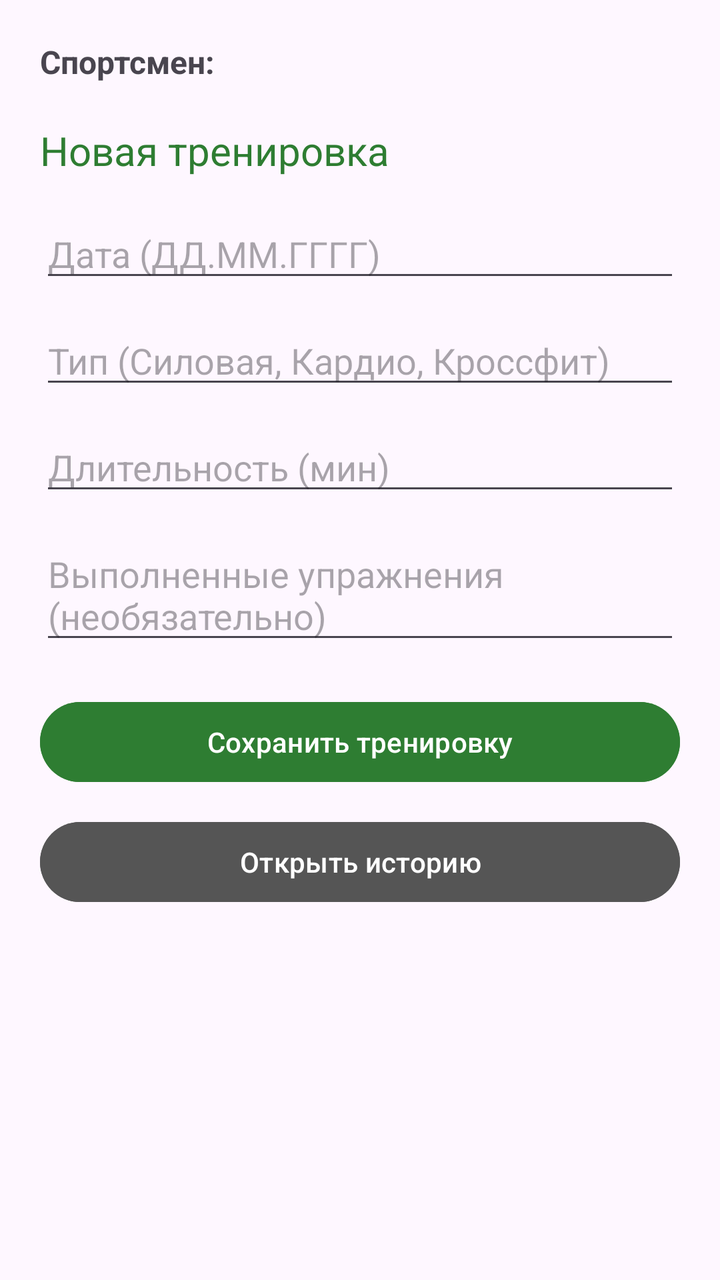
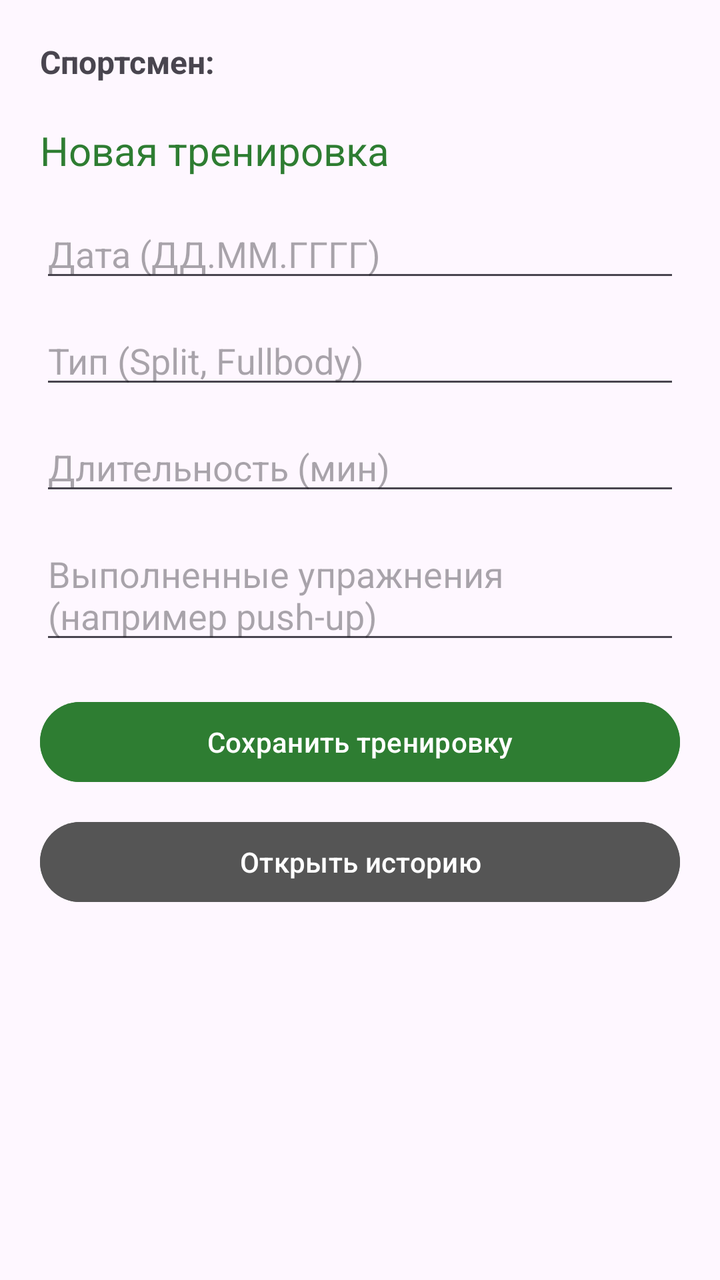

Screens rendered from an Android XML layout before and after an edit, with the pre-edit source and the edit as a unified diff.
<!-- AndroidManifest.xml: application theme Theme.MyApplication -->
<!-- res/layout/fragment_workoutform.xml -->
<?xml version="1.0" encoding="utf-8"?>
<LinearLayout xmlns:android="http://schemas.android.com/apk/res/android"
    android:layout_width="match_parent"
    android:layout_height="match_parent"
    android:orientation="vertical"
    android:padding="20dp">
    <TextView
        android:id="@+id/tvWelcome"
        android:layout_width="wrap_content"
        android:layout_height="wrap_content"
        android:text="Спортсмен: "
        android:textSize="16sp"
        android:textStyle="bold"
        android:layout_marginBottom="20dp"/>

    <TextView
        android:layout_width="wrap_content"
        android:layout_height="wrap_content"
        android:text="Новая тренировка"
        android:textSize="20sp"
        android:textColor="#2E7D32"
        android:layout_marginBottom="16dp"/>

    <EditText
        android:id="@+id/etDate"
        android:layout_width="match_parent"
        android:layout_height="wrap_content"
        android:hint="Дата (ДД.ММ.ГГГГ)"
        android:layout_marginBottom="12dp"/>

    <EditText
        android:id="@+id/etType"
        android:layout_width="match_parent"
        android:layout_height="wrap_content"
        android:hint="Тип (Силовая, Кардио, Кроссфит)"
        android:layout_marginBottom="12dp"/>

    <EditText
        android:id="@+id/etDuration"
        android:layout_width="match_parent"
        android:layout_height="wrap_content"
        android:hint="Длительность (мин)"
        android:inputType="number"
        android:layout_marginBottom="12dp"/>

    <EditText
        android:id="@+id/etDescription"
        android:layout_width="match_parent"
        android:layout_height="wrap_content"
        android:hint="Выполненные упражнения (необязательно)"
        android:inputType="textMultiLine"
        android:layout_marginBottom="20dp"/>

    <Button
        android:id="@+id/btnSaveWorkout"
        android:layout_width="match_parent"
        android:layout_height="wrap_content"
        android:backgroundTint="#2E7D32"
        android:text="Сохранить тренировку"
        android:layout_marginBottom="12dp"/>

    <Button
        android:id="@+id/btnViewHistory"
        android:layout_width="match_parent"
        android:layout_height="wrap_content"
        android:backgroundTint="#555555"
        android:text="Открыть историю" />
</LinearLayout>
<!-- resources referenced by this layout -->
<resources>
  <style name="Theme.MyApplication" parent="Base.Theme.MyApplication" />
  <style name="Base.Theme.MyApplication" parent="Theme.Material3.DayNight.NoActionBar">
          
          
      </style>
</resources>

<!-- the commit's change to res/layout/fragment_workoutform.xml (unified diff, before → after) -->
@@ -32,7 +32,7 @@
         android:id="@+id/etType"
         android:layout_width="match_parent"
         android:layout_height="wrap_content"
-        android:hint="Тип (Силовая, Кардио, Кроссфит)"
+        android:hint="Тип (Split, Fullbody)"
         android:layout_marginBottom="12dp"/>
 
     <EditText
@@ -47,7 +47,7 @@
         android:id="@+id/etDescription"
         android:layout_width="match_parent"
         android:layout_height="wrap_content"
-        android:hint="Выполненные упражнения (необязательно)"
+        android:hint="Выполненные упражнения (например push-up)"
         android:inputType="textMultiLine"
         android:layout_marginBottom="20dp"/>
 
